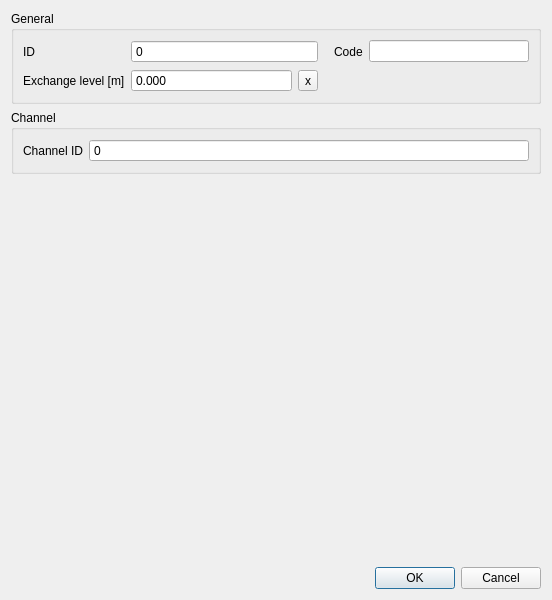
This is threedi_schematisation_editor/forms/ui/exchange_line.ui in nens/threedi-schematisation-editor as Qt 5 draws it before an edit. The edited form follows.
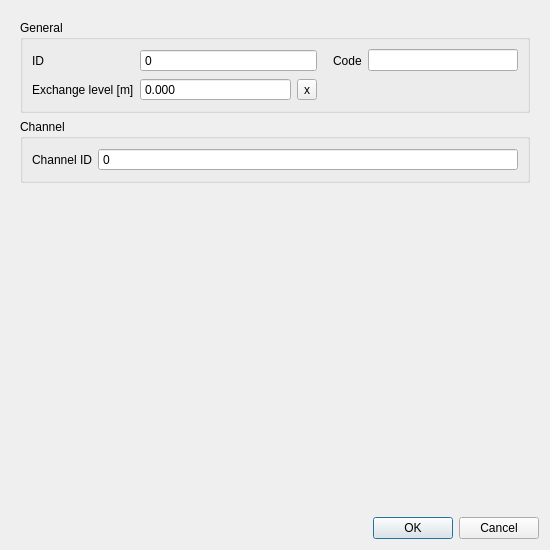
This is the edited form.

Patch:
```diff
--- a/threedi_schematisation_editor/forms/ui/exchange_line.ui
+++ b/threedi_schematisation_editor/forms/ui/exchange_line.ui
@@ -6,8 +6,8 @@
    <rect>
     <x>0</x>
     <y>0</y>
-    <width>552</width>
-    <height>600</height>
+    <width>550</width>
+    <height>550</height>
    </rect>
   </property>
   <property name="windowTitle">
@@ -15,6 +15,86 @@
   </property>
   <layout class="QGridLayout" name="gridLayout">
    <item row="0" column="0">
+    <widget class="QScrollArea" name="scrollArea">
+     <property name="frameShape">
+      <enum>QFrame::NoFrame</enum>
+     </property>
+     <property name="widgetResizable">
+      <bool>true</bool>
+     </property>
+     <widget class="QWidget" name="scrollAreaWidgetContents">
+      <property name="geometry">
+       <rect>
+        <x>0</x>
+        <y>0</y>
+        <width>532</width>
+        <height>503</height>
+       </rect>
+      </property>
+      <layout class="QGridLayout" name="gridLayout_2">
+       <item row="1" column="0">
+        <widget class="QGroupBox" name="grp_channel">
+         <property name="locale">
+          <locale language="English" country="UnitedStates"/>
+         </property>
+         <property name="inputMethodHints">
+          <set>Qt::ImhNone</set>
+         </property>
+         <property name="title">
+          <string>Channel</string>
+         </property>
+         <layout class="QGridLayout" name="gridLayout_6">
+          <item row="0" column="0">
+           <widget class="QLabel" name="label_18">
+            <property name="locale">
+             <locale language="English" country="UnitedStates"/>
+            </property>
+            <property name="inputMethodHints">
+             <set>Qt::ImhNone</set>
+            </property>
+            <property name="text">
+             <string>Channel ID</string>
+            </property>
+            <property name="alignment">
+             <set>Qt::AlignLeading|Qt::AlignLeft|Qt::AlignVCenter</set>
+            </property>
+           </widget>
+          </item>
+          <item row="0" column="1">
+           <widget class="QSpinBox" name="channel_id">
+            <property name="sizePolicy">
+             <sizepolicy hsizetype="Expanding" vsizetype="Fixed">
+              <horstretch>0</horstretch>
+              <verstretch>0</verstretch>
+             </sizepolicy>
+            </property>
+            <property name="locale">
+             <locale language="English" country="UnitedStates"/>
+            </property>
+            <property name="inputMethodHints">
+             <set>Qt::ImhNone</set>
+            </property>
+            <property name="readOnly">
+             <bool>false</bool>
+            </property>
+            <property name="buttonSymbols">
+             <enum>QAbstractSpinBox::NoButtons</enum>
+            </property>
+            <property name="maximum">
+             <number>999999999</number>
+            </property>
+            <property name="clearValue" stdset="0">
+             <bool>true</bool>
+            </property>
+            <property name="expressionsEnabled" stdset="0">
+             <bool>false</bool>
+            </property>
+           </widget>
+          </item>
+         </layout>
+        </widget>
+       </item>
+       <item row="0" column="0">
     <widget class="QGroupBox" name="grp_general">
      <property name="enabled">
       <bool>true</bool>
@@ -151,66 +231,8 @@
      </property>
     </spacer>
    </item>
-   <item row="1" column="0">
-    <widget class="QGroupBox" name="grp_channel">
-     <property name="locale">
-      <locale language="English" country="UnitedStates"/>
-     </property>
-     <property name="inputMethodHints">
-      <set>Qt::ImhNone</set>
-     </property>
-     <property name="title">
-      <string>Channel</string>
-     </property>
-     <layout class="QGridLayout" name="gridLayout_6">
-      <item row="0" column="0">
-       <widget class="QLabel" name="label_18">
-        <property name="locale">
-         <locale language="English" country="UnitedStates"/>
-        </property>
-        <property name="inputMethodHints">
-         <set>Qt::ImhNone</set>
-        </property>
-        <property name="text">
-         <string>Channel ID</string>
-        </property>
-        <property name="alignment">
-         <set>Qt::AlignLeading|Qt::AlignLeft|Qt::AlignVCenter</set>
-        </property>
-       </widget>
-      </item>
-      <item row="0" column="1">
-       <widget class="QSpinBox" name="channel_id">
-        <property name="sizePolicy">
-         <sizepolicy hsizetype="Expanding" vsizetype="Fixed">
-          <horstretch>0</horstretch>
-          <verstretch>0</verstretch>
-         </sizepolicy>
-        </property>
-        <property name="locale">
-         <locale language="English" country="UnitedStates"/>
-        </property>
-        <property name="inputMethodHints">
-         <set>Qt::ImhNone</set>
-        </property>
-        <property name="readOnly">
-         <bool>false</bool>
-        </property>
-        <property name="buttonSymbols">
-         <enum>QAbstractSpinBox::NoButtons</enum>
-        </property>
-        <property name="maximum">
-         <number>999999999</number>
-        </property>
-        <property name="clearValue" stdset="0">
-         <bool>true</bool>
-        </property>
-        <property name="expressionsEnabled" stdset="0">
-         <bool>false</bool>
-        </property>
-       </widget>
-      </item>
-     </layout>
+      </layout>
+     </widget>
     </widget>
    </item>
    <item row="3" column="0">
```
Lines whose indentation alone changed are shown as unchanged.
